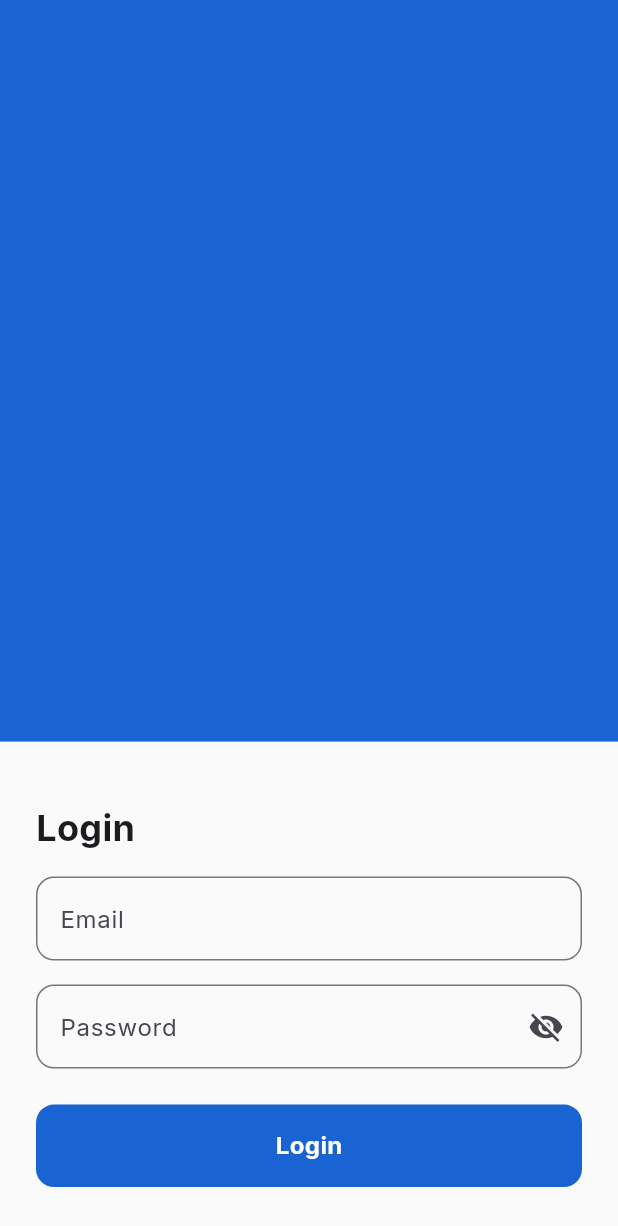
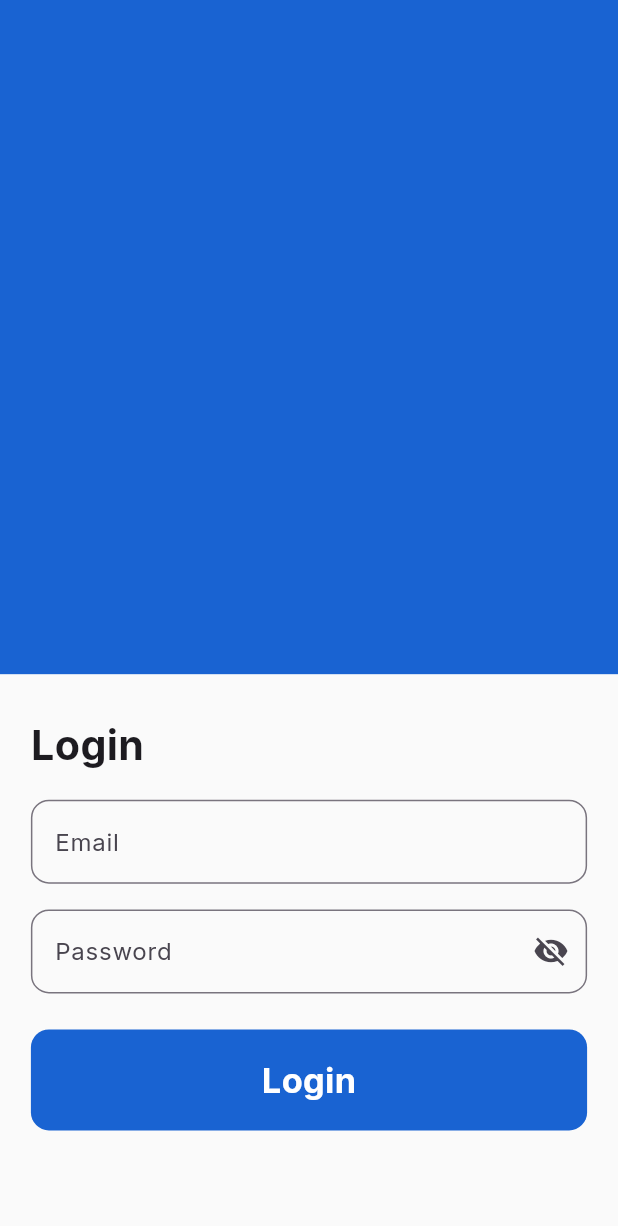
Before and after one commit to NaufalRozan/kasir_pt_madura_gmedia, a Flutter app: the screen it shows after launch, on a phone screen of 412 x 824 dp. Shown: the top 1226 px of the screen. Run offline on Flutter 3.47's test engine with Material 3 defaults, Android fonts, the light colour scheme and no system bars; our stand-ins replace badges, bloc, dartz, flutter_bloc, freezed_annotation, google_fonts and 3 more.

Commit message:
fix build.gradle

```diff
--- a/lib/presentation/auth/pages/login_page.dart
+++ b/lib/presentation/auth/pages/login_page.dart
@@ -41,23 +41,27 @@ class _LoginPageState extends State<LoginPage> {
           Spacer(),
           Container(
             width: double.infinity,
-            height: MediaQuery.of(context).size.height / 2.5,
+            height: MediaQuery.of(context).size.height / 2.2,
             decoration: BoxDecoration(
               color: AppColors.background,
             ),
             child: Padding(
-              padding: const EdgeInsets.fromLTRB(24, 40, 24, 40),
+              padding: EdgeInsets.fromLTRB(
+                  MediaQuery.of(context).size.width / 20,
+                  MediaQuery.of(context).size.width / 15,
+                  MediaQuery.of(context).size.width / 20,
+                  MediaQuery.of(context).size.width / 20),
               child: Column(
                 crossAxisAlignment: CrossAxisAlignment.start,
                 children: [
                   Text(
                     'Login',
                     style: TextStyle(
-                      fontSize: 24,
+                      fontSize: MediaQuery.of(context).size.width / 15,
                       fontWeight: FontWeight.bold,
                     ),
                   ),
-                  SizedBox(height: 16),
+                  SizedBox(height: MediaQuery.of(context).size.width / 24),
                   TextField(
                     controller: emailController,
                     decoration: InputDecoration(
@@ -67,7 +71,7 @@ class _LoginPageState extends State<LoginPage> {
                       ),
                     ),
                   ),
-                  SizedBox(height: 16),
+                  SizedBox(height: MediaQuery.of(context).size.width / 24),
                   TextField(
                     controller: passwordController,
                     obscureText: !isShowPassword,
@@ -126,7 +130,9 @@ class _LoginPageState extends State<LoginPage> {
                                     );
                               },
                               child: Container(
-                                padding: EdgeInsets.symmetric(vertical: 16),
+                                padding: EdgeInsets.symmetric(
+                                    vertical:
+                                        MediaQuery.of(context).size.width / 24),
                                 alignment: Alignment.center,
                                 decoration: BoxDecoration(
                                   color: AppColors.primary,
@@ -136,7 +142,8 @@ class _LoginPageState extends State<LoginPage> {
                                   'Login',
                                   style: TextStyle(
                                     color: Colors.white,
-                                    fontSize: 16,
+                                    fontSize:
+                                        MediaQuery.of(context).size.width / 18,
                                     fontWeight: FontWeight.bold,
                                   ),
                                 ),
```
Also changed, not shown: 5 other files.
